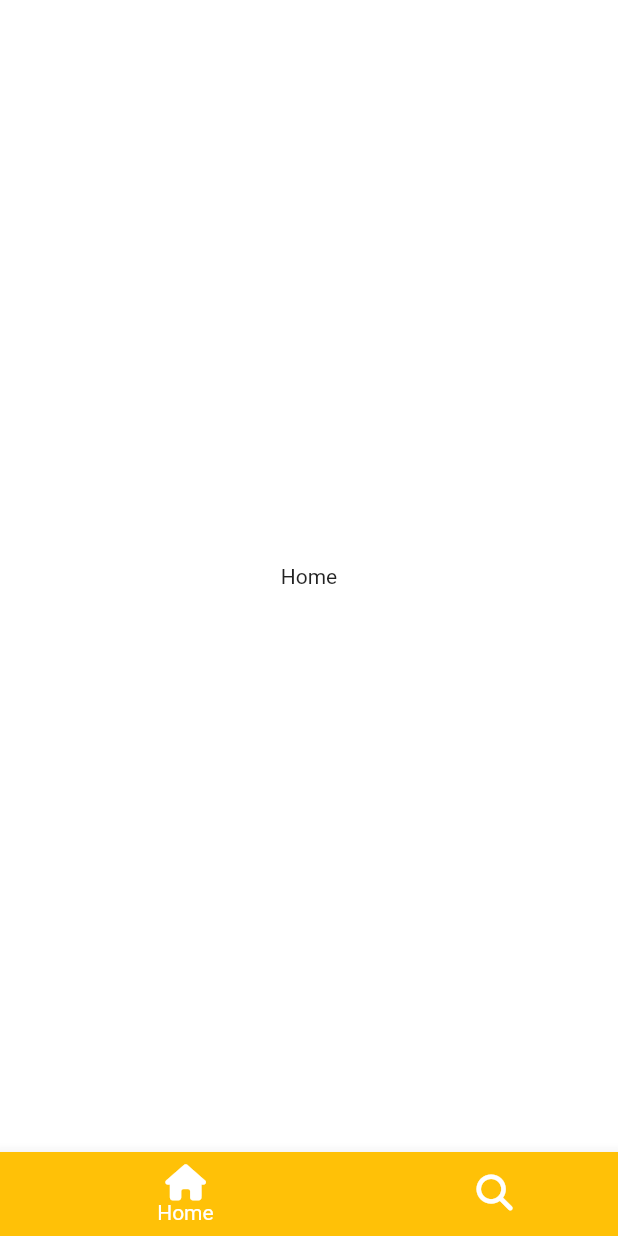
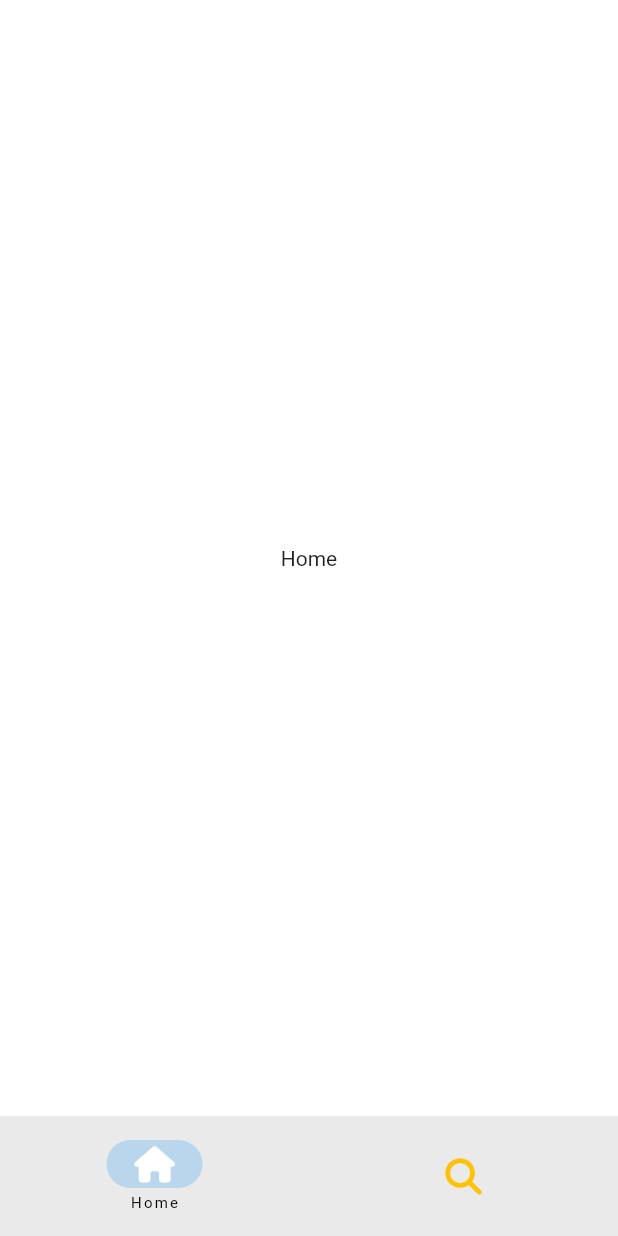
Before and after one commit to tastekim/tiktok_clone, a Flutter app: the screen it shows after launch, on a phone screen of 412 x 824 dp. Run offline on Flutter 3.47's test engine with Material 2 defaults, Android fonts, the phone set to English and light mode, and no system bars; our stand-ins replace font_awesome_flutter.

Commit message:
:art: used NavigationBar widget(material design 3)

```diff
--- a/lib/features/main_navigation/main_navigation_screen.dart
+++ b/lib/features/main_navigation/main_navigation_screen.dart
@@ -40,23 +40,24 @@ class _MainNavigationScreenState extends State<MainNavigationScreen> {
   Widget build(BuildContext context) {
     return Scaffold(
       body: screens[_selectedIndex],
-      bottomNavigationBar: BottomNavigationBar(
-        type: BottomNavigationBarType.shifting,
-        onTap: _onTap,
-        currentIndex: _selectedIndex,
-        // selectedItemColor: Theme.of(context).primaryColor,
-        items: [
-          BottomNavigationBarItem(
-            icon: FaIcon(FontAwesomeIcons.house),
+      bottomNavigationBar: NavigationBar(
+        labelBehavior: NavigationDestinationLabelBehavior.onlyShowSelected,
+        selectedIndex: _selectedIndex,
+        onDestinationSelected: _onTap,
+        destinations: [
+          NavigationDestination(
+            icon: FaIcon(
+              FontAwesomeIcons.house,
+              color: Colors.white,
+            ),
             label: 'Home',
-            tooltip: 'What are yuoi?',
-            backgroundColor: Colors.amber,
           ),
-          BottomNavigationBarItem(
-            icon: FaIcon(FontAwesomeIcons.search),
-            label: 'Home',
-            tooltip: 'What are yuoi?',
-            backgroundColor: Colors.blue,
+          NavigationDestination(
+            icon: FaIcon(
+              FontAwesomeIcons.search,
+              color: Colors.amber,
+            ),
+            label: 'Search',
           ),
         ],
       ),
```
